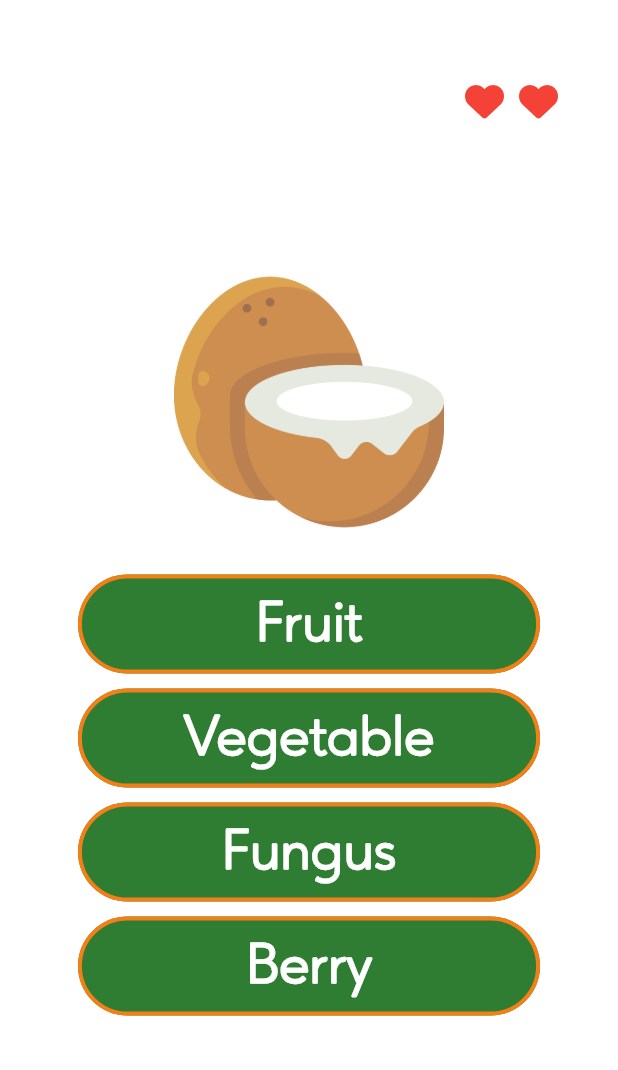
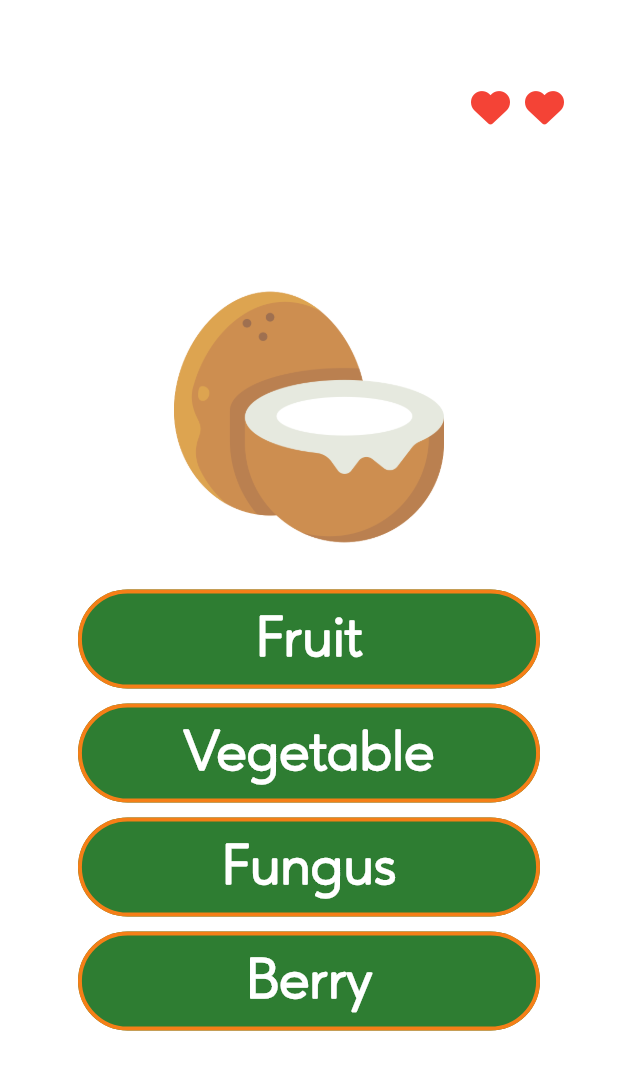
Before and after one commit to hewa-jalal/food_type_quiz, a Flutter app: the screen it shows after launch, after a tap on "start the quiz", on a phone screen of 412 x 824 dp. Shown: the top 1070 px of the screen. Run offline on Flutter 3.47's test engine with Material 2 defaults, Android fonts, the phone set to English and light mode, and no system bars; drawn by our look-alikes of oktoast; our stand-ins replace flutter_icons, getflutter, shared_preferences.

Commit message:
done with logos

```diff
--- a/lib/screens/first_page.dart
+++ b/lib/screens/first_page.dart
@@ -39,7 +39,7 @@ class _FirstPageState extends State<FirstPage> {
                 },
               ),
               SizedBox(
-                height: 76,
+                height: 36,
               ),
               buildPadding(),
               SizedBox(
@@ -76,7 +76,7 @@ class _FirstPageState extends State<FirstPage> {
       padding: const EdgeInsets.only(left: 8.0, right: 8.0),
       child: Image(
         image: AssetImage(
-          'images/logoDesigne7crop.png',
+          'images/logo.png',
         ),
       ),
     );
--- a/lib/screens/quiz_page.dart
+++ b/lib/screens/quiz_page.dart
@@ -39,14 +39,14 @@ class _QuizPageState extends State<QuizPage>
           mainAxisAlignment: MainAxisAlignment.start,
           children: <Widget>[
             Padding(
-              padding: const EdgeInsets.only(top: 14, right: 8, left: 6),
+              padding: const EdgeInsets.only(top: 14, right: 10, left: 10),
               child: TopRow(
                 questionBank: questionBank,
                 activeIcons: livesIcon,
               ),
             ),
             Padding(
-              padding: const EdgeInsets.symmetric(vertical: 20, horizontal: 40),
+              padding: const EdgeInsets.symmetric(vertical: 40, horizontal: 40),
               child: Column(
                 mainAxisAlignment: MainAxisAlignment.center,
                 crossAxisAlignment: CrossAxisAlignment.stretch,
@@ -56,7 +56,7 @@ class _QuizPageState extends State<QuizPage>
                         textAlign: TextAlign.center, style: titleStyle),
                   ),
                   Padding(
-                    padding: const EdgeInsets.only(top: 30, bottom: 20),
+                    padding: const EdgeInsets.only(top: 16, bottom: 20),
                     child: Image.asset(
                       questionBank.getQuestionImage(),
                       height: 180,
@@ -121,7 +121,7 @@ class TopRow extends StatelessWidget {
           style: TextStyle(fontSize: 25, color: Colors.white),
         ),
         SizedBox(
-          height: 10,
+          height: 14,
         ),
         Row(
           children: <Widget>[
```
Also changed, not shown: pubspec.yaml (+8 -12 lines), images/launcher_logo_final.png (added), images/logo.png (added), images/logoDesigne7crop.png (deleted), pubspec.lock, 17 other files.
